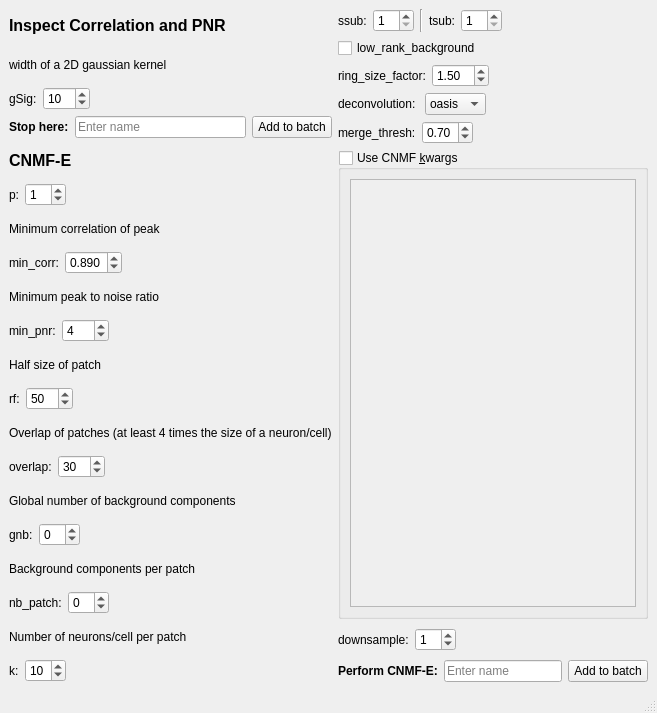
Above: mesmerize_napari/ui_files/cnmfe_template.ui from nel-lab/mesmerize-napari before the change. Below: the same form after it.
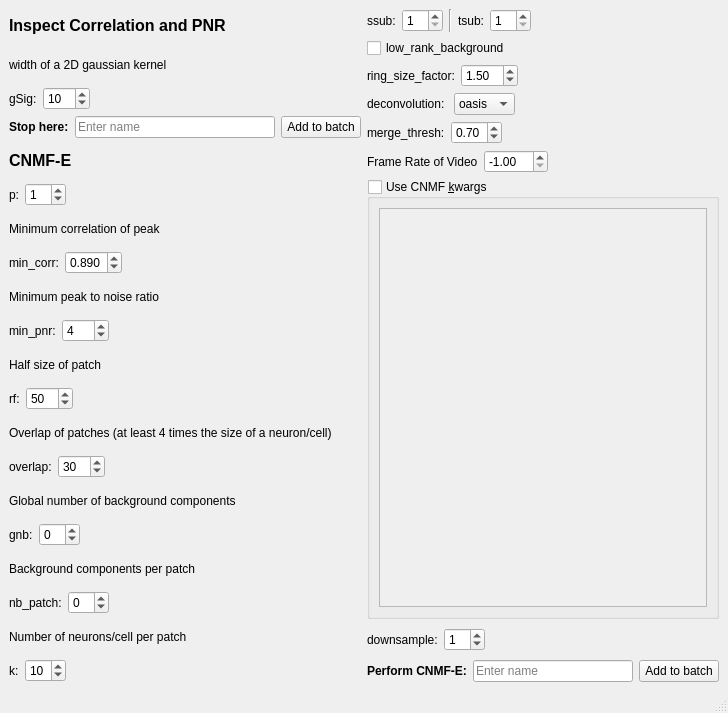
That is the form after the change.

Commit message: add framerate param to cnmf and cnmfe dicts

```diff
--- a/mesmerize_napari/ui_files/cnmfe_template.ui
+++ b/mesmerize_napari/ui_files/cnmfe_template.ui
@@ -6,7 +6,7 @@
    <rect>
     <x>0</x>
     <y>0</y>
-    <width>657</width>
+    <width>728</width>
     <height>713</height>
    </rect>
   </property>
@@ -14,8 +14,8 @@
    <string>params cnmfe</string>
   </property>
   <widget class="QWidget" name="centralwidget">
-   <layout class="QHBoxLayout" name="horizontalLayout_8">
-    <item>
+   <layout class="QGridLayout" name="gridLayout">
+    <item row="0" column="0" rowspan="9">
      <layout class="QVBoxLayout" name="verticalLayout">
       <item>
        <widget class="QLabel" name="label_5">
@@ -455,9 +455,7 @@
       </item>
      </layout>
     </item>
-    <item>
-     <layout class="QVBoxLayout" name="verticalLayout_2">
-      <item>
+    <item row="0" column="1">
        <layout class="QHBoxLayout" name="horizontalLayout_23">
         <item>
          <widget class="QLabel" name="label_35">
@@ -518,14 +516,14 @@
         </item>
        </layout>
       </item>
-      <item>
+    <item row="1" column="1">
        <widget class="QCheckBox" name="checkBox_low_rank_background">
         <property name="text">
          <string>low_rank_background</string>
         </property>
        </widget>
       </item>
-      <item>
+    <item row="2" column="1">
        <layout class="QHBoxLayout" name="horizontalLayout_4">
         <item>
          <widget class="QLabel" name="label_6">
@@ -559,7 +557,7 @@
         </item>
        </layout>
       </item>
-      <item>
+    <item row="3" column="1">
        <layout class="QHBoxLayout" name="horizontalLayout_5">
         <item>
          <widget class="QLabel" name="label_4">
@@ -602,7 +600,7 @@
         </item>
        </layout>
       </item>
-      <item>
+    <item row="4" column="1">
        <layout class="QHBoxLayout" name="horizontalLayout_14">
         <item>
          <widget class="QLabel" name="label_22">
@@ -639,7 +637,44 @@
         </item>
        </layout>
       </item>
+    <item row="5" column="1">
+     <layout class="QHBoxLayout" name="horizontalLayout_8">
       <item>
+       <widget class="QLabel" name="label_12">
+        <property name="text">
+         <string>Frame Rate of Video</string>
+        </property>
+       </widget>
+      </item>
+      <item>
+       <widget class="QDoubleSpinBox" name="doubleSpinBoxFrameRate">
+        <property name="minimum">
+         <double>-1.000000000000000</double>
+        </property>
+        <property name="maximum">
+         <double>140.000000000000000</double>
+        </property>
+        <property name="value">
+         <double>-1.000000000000000</double>
+        </property>
+       </widget>
+      </item>
+      <item>
+       <spacer name="horizontalSpacer_6">
+        <property name="orientation">
+         <enum>Qt::Horizontal</enum>
+        </property>
+        <property name="sizeHint" stdset="0">
+         <size>
+          <width>40</width>
+          <height>20</height>
+         </size>
+        </property>
+       </spacer>
+      </item>
+     </layout>
+    </item>
+    <item row="6" column="1">
        <widget class="QGroupBox" name="groupBox_cnmf_kwargs">
         <property name="toolTip">
          <string>You can enter additional kwargs to pass for CNMF instantiation.
@@ -669,7 +704,7 @@
         </layout>
        </widget>
       </item>
-      <item>
+    <item row="7" column="1">
        <layout class="QHBoxLayout" name="horizontalLayout_2">
         <item>
          <widget class="QLabel" name="label_3">
@@ -700,7 +735,7 @@
         </item>
        </layout>
       </item>
-      <item>
+    <item row="8" column="1">
        <layout class="QHBoxLayout" name="horizontalLayout_11">
         <item>
          <widget class="QLabel" name="label_18">
@@ -732,8 +767,6 @@
        </layout>
       </item>
      </layout>
-    </item>
-   </layout>
   </widget>
   <widget class="QMenuBar" name="menubar">
    <property name="geometry">
```
Left out of the diff: 4 changed lines with no effect on the pictures. Lines whose indentation alone changed are shown as unchanged. The commit also changes 5 other files.
